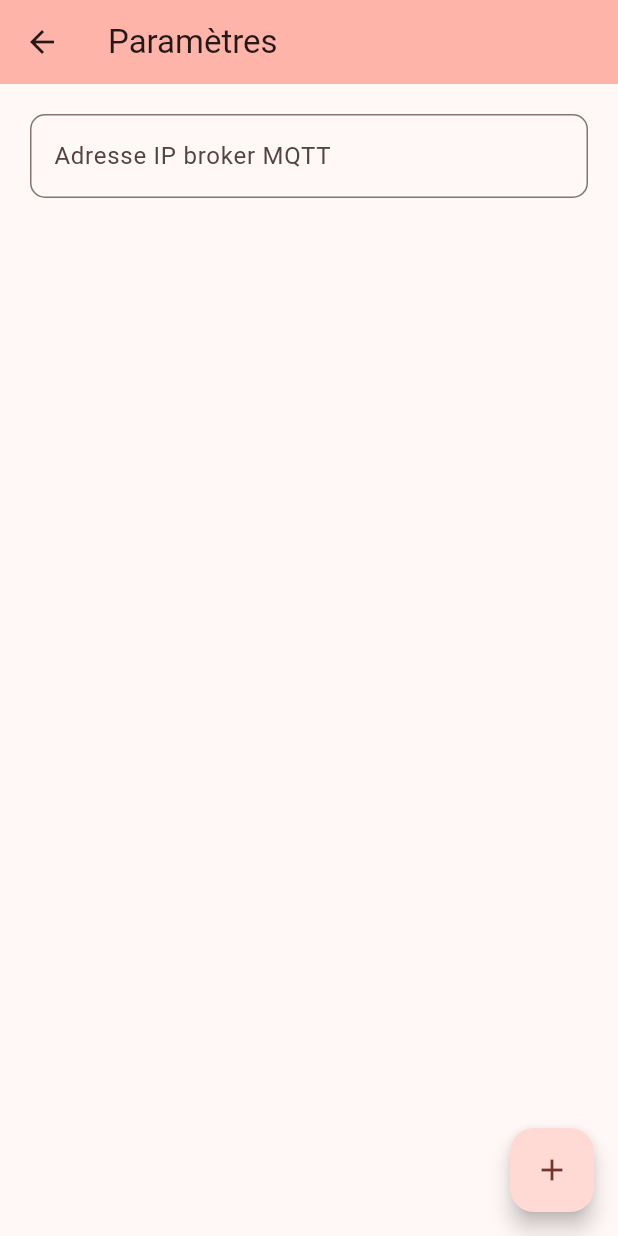
After one commit to HugoLAMOUREUX/iot-app, a Flutter app: the screen it shows after launch, after a tap on the "settings" icon, on a phone screen of 412 x 824 dp. The commit adds this screen. Run offline on Flutter 3.47's test engine with Material 3 defaults, Android fonts, the phone set to English and light mode, and no system bars; our stand-ins replace flutter_time_picker_spinner; missing offline and left inert: mqtt_client.

Commit message:
ip address changeable with settings + time interval 1min

```diff
--- a/lib/providers/drugs.dart
+++ b/lib/providers/drugs.dart
@@ -1,11 +1,9 @@
-import 'dart:io';
-
 import 'package:flutter/material.dart';
 
 import '../models/drug_model.dart';
 
 class Drugs extends ChangeNotifier {
-  List<DrugModel> _drugs = [];
+  final List<DrugModel> _drugs = [];
 
   void addDrug(DrugModel drug) {
     _drugs.add(drug);
--- a/lib/providers/new_drug_data.dart
+++ b/lib/providers/new_drug_data.dart
@@ -1,3 +1,5 @@
+// ignore_for_file: avoid_print
+
 import 'dart:convert';
 import 'dart:io';
 
@@ -9,6 +11,7 @@ class NewDrugData extends ChangeNotifier {
   List<String> _days = [];
   DateTime _time = DateTime.now();
   String _name = '';
+  String _ipAddress = '';
 
   void addDay(String day) {
     _days.add(day);
@@ -39,9 +42,22 @@ class NewDrugData extends ChangeNotifier {
     notifyListeners();
   }
 
+  set ipAddress(String ipAddress) {
+    _ipAddress = ipAddress;
+    print('nouvelle adresse IP : $_ipAddress');
+    notifyListeners();
+  }
+
+  String get ipAddress => _ipAddress;
+
   // envoyer les données sur le broker MQTT
 
-  final client = MqttServerClient('192.168.31.149', '');
+  late final MqttServerClient client;
+
+  void initializeClient() {
+    client = MqttServerClient(ipAddress, '');
+    print('current IP address : $ipAddress');
+  }
   // final client = MqttServerClient('192.168.65.176', '');
 
   var pongCount = 0; // Pong counter
@@ -57,6 +73,9 @@ class NewDrugData extends ChangeNotifier {
     /// You can also supply your own websocket protocol list or disable this feature using the websocketProtocols
     /// setter, read the API docs for further details here, the vast majority of brokers will support the client default
     /// list so in most cases you can ignore this.
+
+    /// Initialize the connection client
+    initializeClient();
 
     /// Set logging on if needed, defaults to off
     client.logging(on: true);
--- a/lib/screens/adding_page/select_time.dart
+++ b/lib/screens/adding_page/select_time.dart
@@ -40,7 +40,7 @@ class _SelectTimeState extends State<SelectTime> {
     return Consumer<NewDrugData>(
       builder: (context, newDrugData, child) => TimePickerSpinner(
         spacing: 40,
-        minutesInterval: 15,
+        minutesInterval: 1,
         time: _dateTime,
         normalTextStyle: const TextStyle(fontSize: 20),
         highlightedTextStyle:
--- a/lib/screens/home_page/home_page.dart
+++ b/lib/screens/home_page/home_page.dart
@@ -1,5 +1,6 @@
 import 'package:flutter/material.dart';
 import 'package:iot_app/screens/adding_page/adding_page.dart';
+import 'package:iot_app/screens/settings_page/settings_page.dart';
 import 'package:provider/provider.dart';
 
 import '../../providers/drugs.dart';
@@ -29,6 +30,21 @@ class _MyHomePageState extends State<MyHomePage> {
       appBar: AppBar(
         backgroundColor: Theme.of(context).colorScheme.inversePrimary,
         title: Text(widget.title),
+        actions: <Widget>[
+          IconButton(
+            icon: const Icon(
+              Icons.settings,
+              color: Colors.white,
+            ),
+            onPressed: () {
+              // navigate to settings page
+              Navigator.push(
+                  context,
+                  MaterialPageRoute(
+                      builder: (context) => const SettingsPage()));
+            },
+          )
+        ],
       ),
       body: //all the drugs displayed in a list
           Center(
--- /dev/null
+++ b/lib/screens/settings_page/settings_page.dart
@@ -0,0 +1,84 @@
+import 'package:flutter/material.dart';
+import 'package:iot_app/providers/new_drug_data.dart';
+import 'package:iot_app/screens/adding_page/adding_page.dart';
+import 'package:provider/provider.dart';
+
+class SettingsPage extends StatefulWidget {
+  const SettingsPage({super.key});
+
+  @override
+  State<SettingsPage> createState() => _SettingsPageState();
+}
+
+class _SettingsPageState extends State<SettingsPage> {
+  final TextEditingController _controller = TextEditingController();
+
+  // change coma to dot
+  String changeComaToDot(String ipAddress) {
+    final List<String> ipAddressSplitted = ipAddress.split('');
+    for (int i = 0; i < ipAddressSplitted.length; i++) {
+      if (ipAddressSplitted[i] == ',') {
+        ipAddressSplitted[i] = '.';
+      }
+    }
+    return ipAddressSplitted.join();
+  }
+
+  @override
+  void initState() {
+    super.initState();
+    _controller.text =
+        Provider.of<NewDrugData>(context, listen: false).ipAddress;
+  }
+
+  @override
+  Widget build(BuildContext context) {
+    return Scaffold(
+      appBar: AppBar(
+        backgroundColor: Theme.of(context).colorScheme.inversePrimary,
+        title: const Text('Paramètres'),
+      ),
+      body: // zone de texte pour l'adresse IP du broker MQTT
+          Padding(
+        padding: const EdgeInsets.only(left: 20, right: 20, top: 20),
+        child: Consumer<NewDrugData>(
+          builder: (context, newDrugData, child) => TextField(
+            controller: _controller,
+            keyboardType: const TextInputType.numberWithOptions(decimal: true),
+            decoration: InputDecoration(
+              hintText: 'Adresse IP broker MQTT',
+              labelText:
+                  'Adresse IP broker MQTT', // Add this line for the floating label
+              border: OutlineInputBorder(
+                borderRadius: BorderRadius.circular(10.0),
+                borderSide: const BorderSide(color: Colors.black, width: 1.0),
+              ),
+              focusedBorder: OutlineInputBorder(
+                borderRadius: BorderRadius.circular(10.0),
+                borderSide: const BorderSide(color: Colors.black, width: 2.0),
+              ),
+            ),
+            onChanged: (value) {
+              value = changeComaToDot(value);
+              _controller.text = value;
+              newDrugData.ipAddress = value.trim();
+            },
+            onEditingComplete: () {
+              changeComaToDot(_controller.text.trim());
+              newDrugData.ipAddress = _controller.text.trim();
+            },
+          ),
+        ),
+      ),
+      floatingActionButton: FloatingActionButton(
+        onPressed: () {
+          Navigator.pop(context);
+          // navigate to adding page
+          Navigator.push(context,
+              MaterialPageRoute(builder: (context) => const AddingPage()));
+        },
+        child: const Icon(Icons.add),
+      ),
+    );
+  }
+}
```
